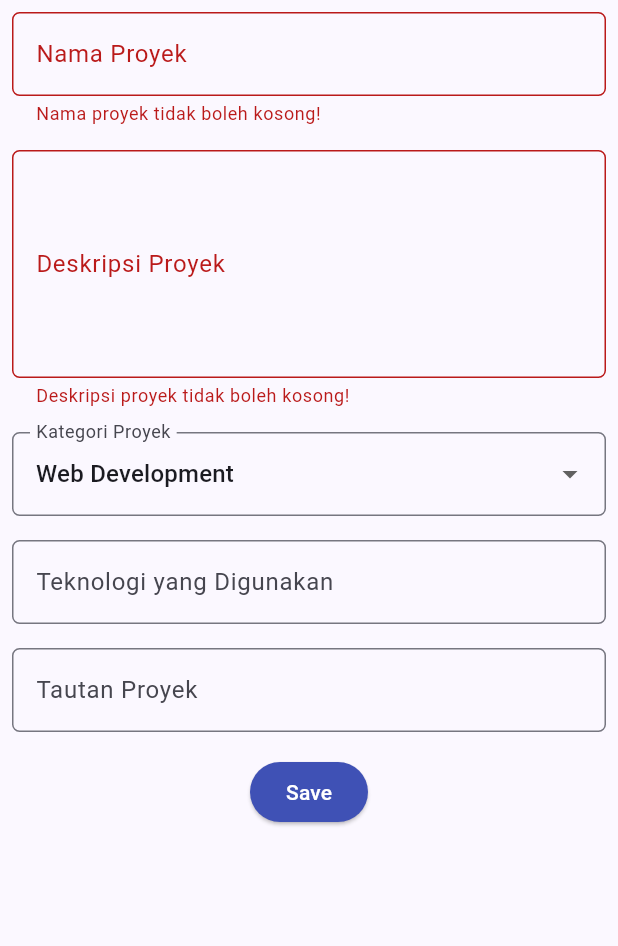
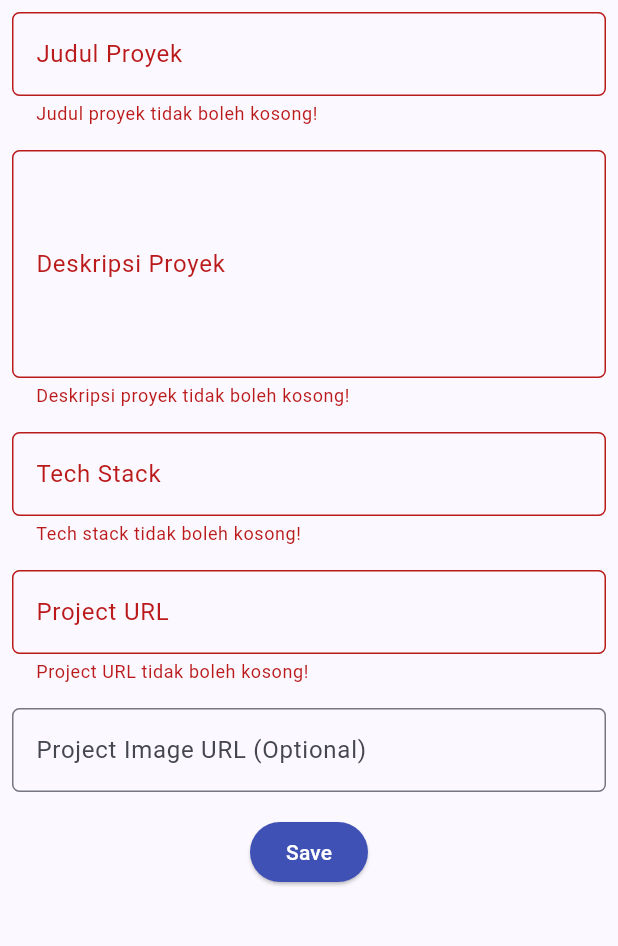
Before and after one commit to melin09-daz/myportofolio_mobile, a Flutter app: the ProjectFormPage screen opened directly, after a tap on "Save", on a phone screen of 412 x 824 dp, the part 84-1030 px from its top. Run offline on Flutter 3.47's test engine with Material 3 defaults, Android fonts, the phone set to English and light mode, and no system bars; generated files the repository leaves out were written again.

Commit message:
feat: proteksi dan menambah github actions

```diff
--- a/lib/models/project.dart
+++ b/lib/models/project.dart
@@ -19,9 +19,17 @@ class Project {
 
   @JsonKey(includeToJson: false)
   final String? id;
+
+  @JsonKey(defaultValue: '')
   final String title;
+
+  @JsonKey(defaultValue: '')
   final String description;
+
+  @JsonKey(defaultValue: '')
   final String techStack;
+
+  @JsonKey(defaultValue: '')
   final String projectUrl;
 
   @JsonKey(defaultValue: '')
--- a/lib/screens/menu.dart
+++ b/lib/screens/menu.dart
@@ -1,4 +1,4 @@
-import 'package:material_ui/material_ui.dart';
+import 'package:flutter/material.dart';
 import 'package:myportofolio_mobile/widgets/left_drawer.dart';
 import 'package:myportofolio_mobile/widgets/project_card.dart';
 
--- a/lib/screens/project_detail_screen.dart
+++ b/lib/screens/project_detail_screen.dart
@@ -18,7 +18,7 @@ class ProjectDetailScreen extends StatelessWidget {
             if (project.projectImageUrl.isNotEmpty) ...[
               Image.network(
                 project.projectImageUrl,
-                errorBuilder: (_, __, ___) =>
+                errorBuilder: (_, _, _) =>
                     const Text('Gambar tidak dapat dimuat'),
               ),
               const SizedBox(height: 16),
--- a/lib/screens/project_form.dart
+++ b/lib/screens/project_form.dart
@@ -1,5 +1,10 @@
-import 'package:material_ui/material_ui.dart';
+import 'package:flutter/material.dart';
+import 'package:myportofolio_mobile/models/project.dart';
+import 'package:myportofolio_mobile/services/api_client.dart';
+import 'package:myportofolio_mobile/services/auth_state.dart';
+import 'package:myportofolio_mobile/widgets/auth_guard.dart';
 import 'package:myportofolio_mobile/widgets/left_drawer.dart';
+import 'package:provider/provider.dart';
 
 class ProjectFormPage extends StatefulWidget {
   const ProjectFormPage({super.key});
@@ -9,23 +14,84 @@ class ProjectFormPage extends StatefulWidget {
 }
 
 class _ProjectFormPageState extends State<ProjectFormPage> {
-  // LANGKAH 3: kunci untuk mengakses state form (validate, reset)
   final _formKey = GlobalKey<FormState>();
 
-  // LANGKAH 4: variabel penampung isian tiap field
-  String _projectName = "";
+  String _title = "";
   String _description = "";
-  String _category = "Web Development"; // default
-  String _technologies = "";
-  String _projectLink = "";
+  String _techStack = "";
+  String _projectUrl = "";
+  String _projectImageUrl = "";
 
-  final List<String> _categories = [
-    'Web Development',
-    'Mobile Development',
-    'Machine Learning',
-    'Data Science',
-    'Other',
-  ];
+  bool _isSubmitting = false;
+
+  Future<void> _submit() async {
+    if (!_formKey.currentState!.validate()) return;
+
+    final api = context.read<ApiClient>();
+    final auth = context.read<AuthState>();
+    final messenger = ScaffoldMessenger.of(context);
+
+    if (!await ensureLoggedIn(context)) return;
+    if (!mounted) return;
+
+    setState(() {
+      _isSubmitting = true;
+    });
+
+    final newProject = Project(
+      title: _title.trim(),
+      description: _description.trim(),
+      techStack: _techStack.trim(),
+      projectUrl: _projectUrl.trim(),
+      projectImageUrl: _projectImageUrl.trim(),
+    );
+
+    try {
+      await api.createProject(newProject, token: auth.token!);
+      if (!mounted) return;
+      await showDialog<void>(
+        context: context,
+        builder: (dialogContext) => AlertDialog(
+          title: const Text('Proyek berhasil ditambahkan!'),
+          content: Text('"${newProject.title}" sudah tersimpan di server.'),
+          actions: [
+            TextButton(
+              child: const Text('OK'),
+              onPressed: () => Navigator.pop(dialogContext),
+            ),
+          ],
+        ),
+      );
+      if (!mounted) return;
+      _formKey.currentState!.reset();
+      setState(() {
+        _title = "";
+        _description = "";
+        _techStack = "";
+        _projectUrl = "";
+        _projectImageUrl = "";
+      });
+    } on ApiException catch (e) {
+      if (e.statusCode == 401) {
+        await auth.logout();
+        messenger.showSnackBar(
+          const SnackBar(content: Text('Sesi habis, silakan login ulang')),
+        );
+        if (!mounted) return;
+        await ensureLoggedIn(context);
+      } else {
+        messenger.showSnackBar(
+          SnackBar(content: Text('Gagal menambah proyek (${e.statusCode})')),
+        );
+      }
+    } finally {
+      if (mounted) {
+        setState(() {
+          _isSubmitting = false;
+        });
+      }
+    }
+  }
 
   @override
   Widget build(BuildContext context) {
@@ -37,38 +103,31 @@ class _ProjectFormPageState extends State<ProjectFormPage> {
       ),
       drawer: const LeftDrawer(),
       body: Form(
-        key: _formKey, // LANGKAH 3: kunci dipasang ke Form
+        key: _formKey,
         child: SingleChildScrollView(
-          // LANGKAH 5: Column sebagai child SingleChildScrollView
           child: Column(
             crossAxisAlignment: CrossAxisAlignment.start,
             children: [
-              // LANGKAH 6: === Project Name ===
               Padding(
                 padding: const EdgeInsets.all(8.0),
                 child: TextFormField(
                   decoration: InputDecoration(
-                    hintText: "Nama Proyek",
-                    labelText: "Nama Proyek",
+                    hintText: "Judul Proyek",
+                    labelText: "Judul Proyek",
                     border: OutlineInputBorder(
                       borderRadius: BorderRadius.circular(5.0),
                     ),
                   ),
-                  onChanged: (String? value) {
-                    setState(() {
-                      _projectName = value!;
-                    });
-                  },
+                  onChanged: (String? value) => _title = value ?? "",
                   validator: (String? value) {
                     if (value == null || value.trim().isEmpty) {
-                      return "Nama proyek tidak boleh kosong!";
+                      return "Judul proyek tidak boleh kosong!";
                     }
                     return null;
                   },
                 ),
               ),
 
-              // === Description ===
               Padding(
                 padding: const EdgeInsets.all(8.0),
                 child: TextFormField(
@@ -80,11 +139,7 @@ class _ProjectFormPageState extends State<ProjectFormPage> {
                       borderRadius: BorderRadius.circular(5.0),
                     ),
                   ),
-                  onChanged: (String? value) {
-                    setState(() {
-                      _description = value!;
-                    });
-                  },
+                  onChanged: (String? value) => _description = value ?? "",
                   validator: (String? value) {
                     if (value == null || value.trim().isEmpty) {
                       return "Deskripsi proyek tidak boleh kosong!";
@@ -94,72 +149,66 @@ class _ProjectFormPageState extends State<ProjectFormPage> {
                 ),
               ),
 
-              // === Category ===
-              Padding(
-                padding: const EdgeInsets.all(8.0),
-                child: DropdownButtonFormField<String>(
-                  decoration: InputDecoration(
-                    labelText: "Kategori Proyek",
-                    border: OutlineInputBorder(
-                      borderRadius: BorderRadius.circular(5.0),
-                    ),
-                  ),
-                  initialValue: _category,
-                  items: _categories
-                      .map(
-                        (category) => DropdownMenuItem(
-                          value: category,
-                          child: Text(category),
-                        ),
-                      )
-                      .toList(),
-                  onChanged: (String? newValue) {
-                    setState(() {
-                      _category = newValue!;
-                    });
-                  },
-                ),
-              ),
-
-              // === Technologies ===
               Padding(
                 padding: const EdgeInsets.all(8.0),
                 child: TextFormField(
                   decoration: InputDecoration(
                     hintText: "Contoh: Flutter, Django, Figma",
-                    labelText: "Teknologi yang Digunakan",
+                    labelText: "Tech Stack",
                     border: OutlineInputBorder(
                       borderRadius: BorderRadius.circular(5.0),
                     ),
                   ),
-                  onChanged: (String? value) {
-                    setState(() {
-                      _technologies = value!;
-                    });
+                  onChanged: (String? value) => _techStack = value ?? "",
+                  validator: (String? value) {
+                    if (value == null || value.trim().isEmpty) {
+                      return "Tech stack tidak boleh kosong!";
+                    }
+                    return null;
                   },
                 ),
               ),
 
-              // === Project Link ===
               Padding(
                 padding: const EdgeInsets.all(8.0),
                 child: TextFormField(
+                  keyboardType: TextInputType.url,
                   decoration: InputDecoration(
-                    hintText: "URL Proyek (opsional)",
-                    labelText: "Tautan Proyek",
+                    hintText: "https://github.com/username/proyek",
+                    labelText: "Project URL",
                     border: OutlineInputBorder(
                       borderRadius: BorderRadius.circular(5.0),
                     ),
                   ),
-                  onChanged: (String? value) {
-                    setState(() {
-                      _projectLink = value!;
-                    });
+                  onChanged: (String? value) => _projectUrl = value ?? "",
+                  validator: (String? value) {
+                    if (value == null || value.trim().isEmpty) {
+                      return "Project URL tidak boleh kosong!";
+                    }
+                    final uri = Uri.tryParse(value.trim());
+                    if (uri == null || !uri.hasScheme || !uri.hasAuthority) {
+                      return "Masukkan URL yang valid (mis. https://example.com)";
+                    }
+                    return null;
                   },
                 ),
               ),
 
-              // LANGKAH 8: === Tombol Simpan ===
+              Padding(
+                padding: const EdgeInsets.all(8.0),
+                child: TextFormField(
+                  keyboardType: TextInputType.url,
+                  decoration: InputDecoration(
+                    hintText: "URL gambar proyek (opsional)",
+                    labelText: "Project Image URL (Optional)",
+                    border: OutlineInputBorder(
+                      borderRadius: BorderRadius.circular(5.0),
+                    ),
+                  ),
+                  onChanged: (String? value) => _projectImageUrl = value ?? "",
+                ),
+              ),
+
               Align(
                 alignment: Alignment.bottomCenter,
                 child: Padding(
@@ -168,43 +217,20 @@ class _ProjectFormPageState extends State<ProjectFormPage> {
                     style: ButtonStyle(
                       backgroundColor: WidgetStateProperty.all(Colors.indigo),
                     ),
-                    onPressed: () {
-                      if (_formKey.currentState!.validate()) {
-                        showDialog(
-                          context: context,
-                          builder: (context) {
-                            return AlertDialog(
-                              title: const Text('Proyek berhasil ditambahkan!'),
-                              content: SingleChildScrollView(
-                                child: Column(
-                                  crossAxisAlignment: CrossAxisAlignment.start,
-                                  children: [
-                                    Text('Nama Proyek: $_projectName'),
-                                    Text('Deskripsi: $_description'),
-                                    Text('Kategori: $_category'),
-                                    Text('Teknologi: $_technologies'),
-                                    Text('Tautan: $_projectLink'),
-                                  ],
-                                ),
-                              ),
-                              actions: [
-                                TextButton(
-                                  child: const Text('OK'),
-                                  onPressed: () {
-                                    Navigator.pop(context);
-                                    _formKey.currentState!.reset();
-                                  },
-                                ),
-                              ],
-                            );
-                          },
-                        );
-                      }
-                    },
-                    child: const Text(
-                      "Save",
-                      style: TextStyle(color: Colors.white),
-                    ),
+                    onPressed: _isSubmitting ? null : _submit,
+                    child: _isSubmitting
+                        ? const SizedBox(
+                            height: 20,
+                            width: 20,
+                            child: CircularProgressIndicator(
+                              strokeWidth: 2,
+                              color: Colors.white,
+                            ),
+                          )
+                        : const Text(
+                            "Save",
+                            style: TextStyle(color: Colors.white),
+                          ),
                   ),
                 ),
               ),
--- a/lib/widgets/left_drawer.dart
+++ b/lib/widgets/left_drawer.dart
@@ -1,13 +1,20 @@
-import 'package:material_ui/material_ui.dart';
+import 'package:flutter/material.dart';
+import 'package:myportofolio_mobile/screens/experience_form.dart';
+import 'package:myportofolio_mobile/screens/login_screen.dart';
 import 'package:myportofolio_mobile/screens/menu.dart';
 import 'package:myportofolio_mobile/screens/project_form.dart';
-import 'package:myportofolio_mobile/screens/experience_form.dart';
+import 'package:myportofolio_mobile/screens/project_list_screen.dart';
+import 'package:myportofolio_mobile/services/auth_state.dart';
+import 'package:myportofolio_mobile/widgets/auth_guard.dart';
+import 'package:provider/provider.dart';
 
 class LeftDrawer extends StatelessWidget {
   const LeftDrawer({super.key});
 
   @override
   Widget build(BuildContext context) {
+    final isLoggedIn = context.watch<AuthState>().isLoggedIn;
+
     return Drawer(
       child: ListView(
         children: [
@@ -35,7 +42,6 @@ class LeftDrawer extends StatelessWidget {
           ListTile(
             leading: const Icon(Icons.home_outlined),
             title: const Text('Home'),
-            // Navigasi ke halaman utama portofolio
             onTap: () {
               Navigator.pushAndRemoveUntil(
                 context,
@@ -45,12 +51,25 @@ class LeftDrawer extends StatelessWidget {
             },
           ),
           ListTile(
-            leading: const Icon(Icons.add_circle_outline),
-            title: const Text('Add Project'),
-            // Navigasi ke halaman tambah proyek
+            leading: const Icon(Icons.folder_outlined),
+            title: const Text('Projects'),
             onTap: () {
               Navigator.pushReplacement(
                 context,
+                MaterialPageRoute(
+                  builder: (context) => const ProjectListScreen(),
+                ),
+              );
+            },
+          ),
+          ListTile(
+            leading: const Icon(Icons.add_circle_outline),
+            title: const Text('Add Project'),
+            // Dijaga: harus login dulu sebelum membuka form
+            onTap: () async {
+              final navigator = Navigator.of(context);
+              if (!await ensureLoggedIn(context)) return;
+              navigator.pushReplacement(
                 MaterialPageRoute(
                   builder: (context) => const ProjectFormPage(),
                 ),
@@ -69,6 +88,29 @@ class LeftDrawer extends StatelessWidget {
               );
             },
           ),
+          if (!isLoggedIn)
+            ListTile(
+              leading: const Icon(Icons.login),
+              title: const Text('Login'),
+              onTap: () {
+                Navigator.push(
+                  context,
+                  MaterialPageRoute(builder: (_) => const LoginScreen()),
+                );
+              },
+            )
+          else
+            ListTile(
+              leading: const Icon(Icons.logout),
+              title: const Text('Logout'),
+              onTap: () async {
+                final messenger = ScaffoldMessenger.of(context);
+                await context.read<AuthState>().logout();
+                messenger.showSnackBar(
+                  const SnackBar(content: Text('Berhasil logout')),
+                );
+              },
+            ),
         ],
       ),
     );
```
Also changed, not shown: lib/screens/experience_form.dart (+6 -3 lines), lib/widgets/project_card.dart (+43 -13 lines), .github/workflows/main.yaml (added), 1 other file.
